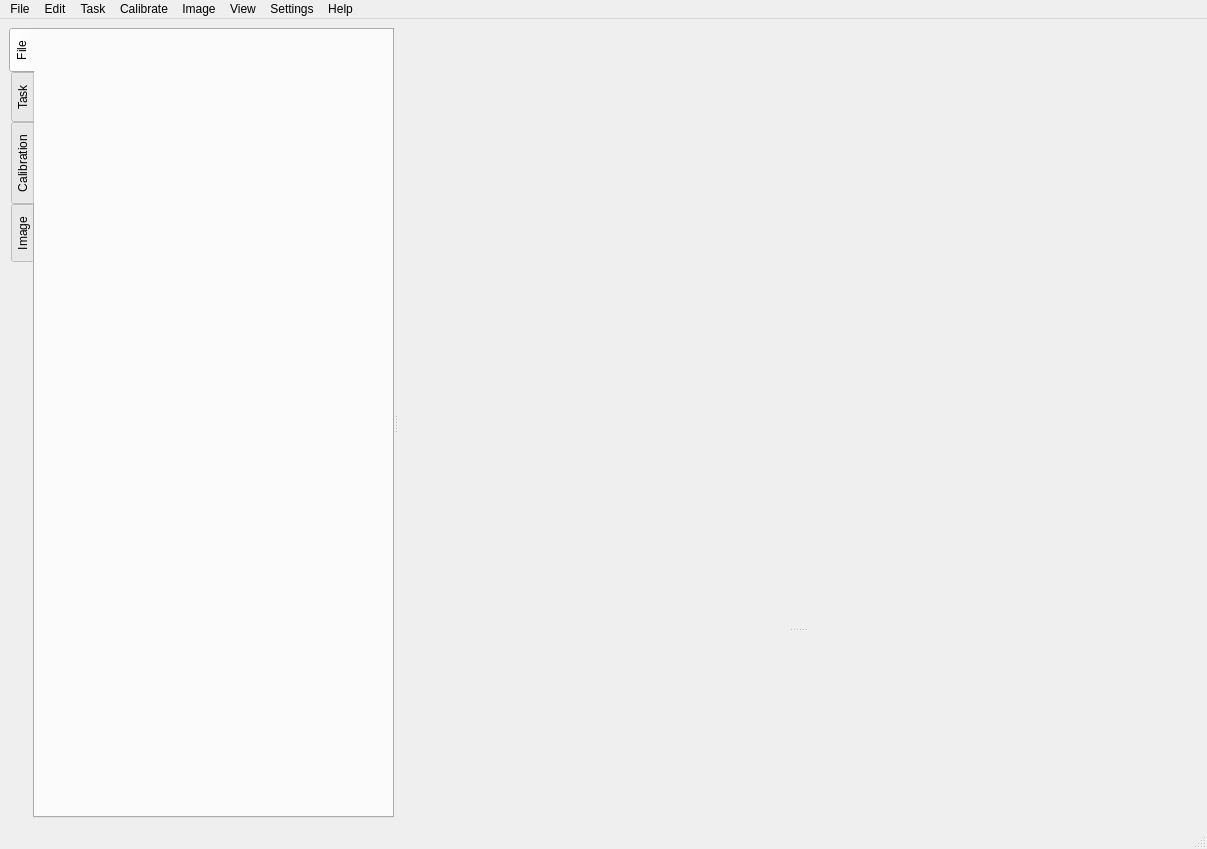
This is ui/uiMainWindow.ui in ManifoldsHu/FourDExplorer as Qt 5 draws it before an edit. The edited form follows.
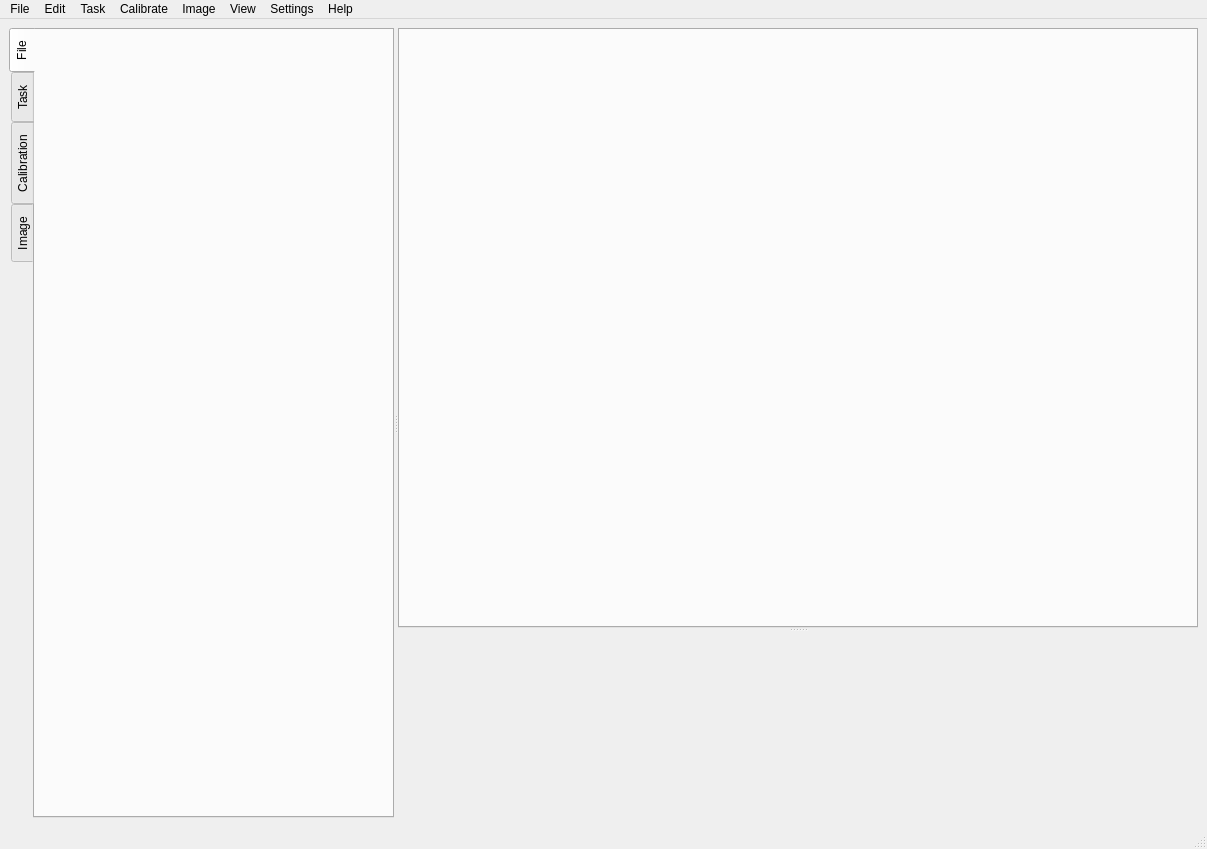
This is the edited form. The open tabs and pages were chosen to show the change. Custom widgets are drawn as their Qt base class.

What changed in the file:
```diff
--- a/ui/uiMainWindow.ui
+++ b/ui/uiMainWindow.ui
@@ -318,7 +318,7 @@
          <enum>Qt::ElideLeft</enum>
         </property>
         <property name="documentMode">
-         <bool>true</bool>
+         <bool>false</bool>
         </property>
         <property name="tabsClosable">
          <bool>true</bool>
```
Left out of the diff: 2 changed lines with no effect on the pictures.
